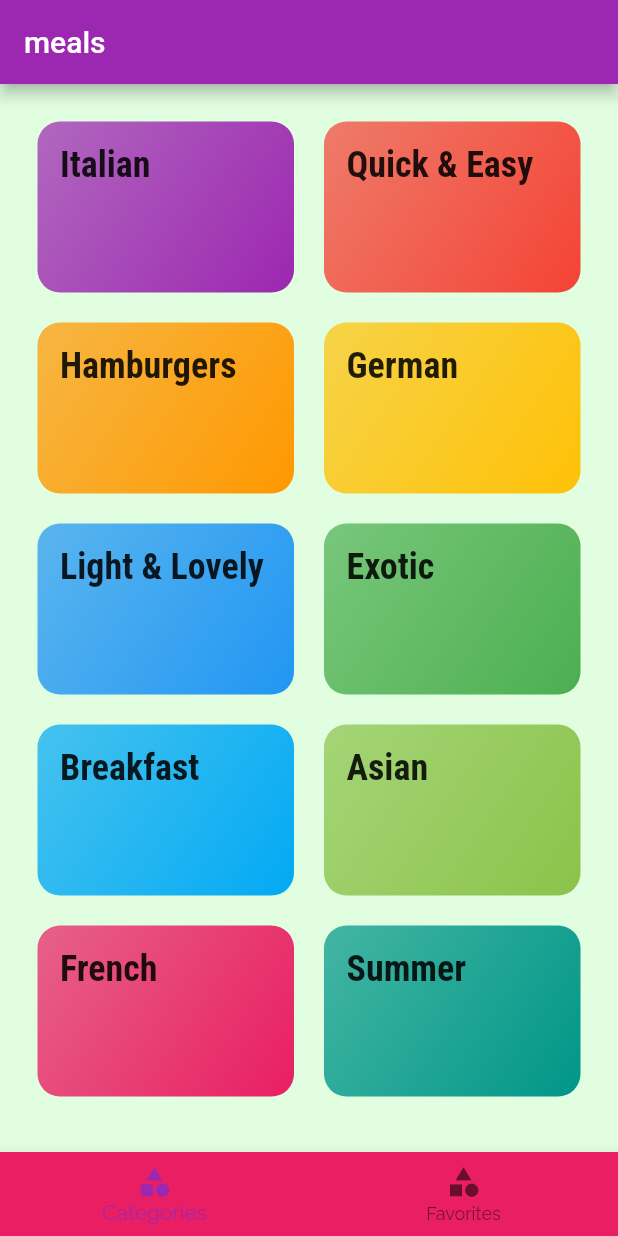
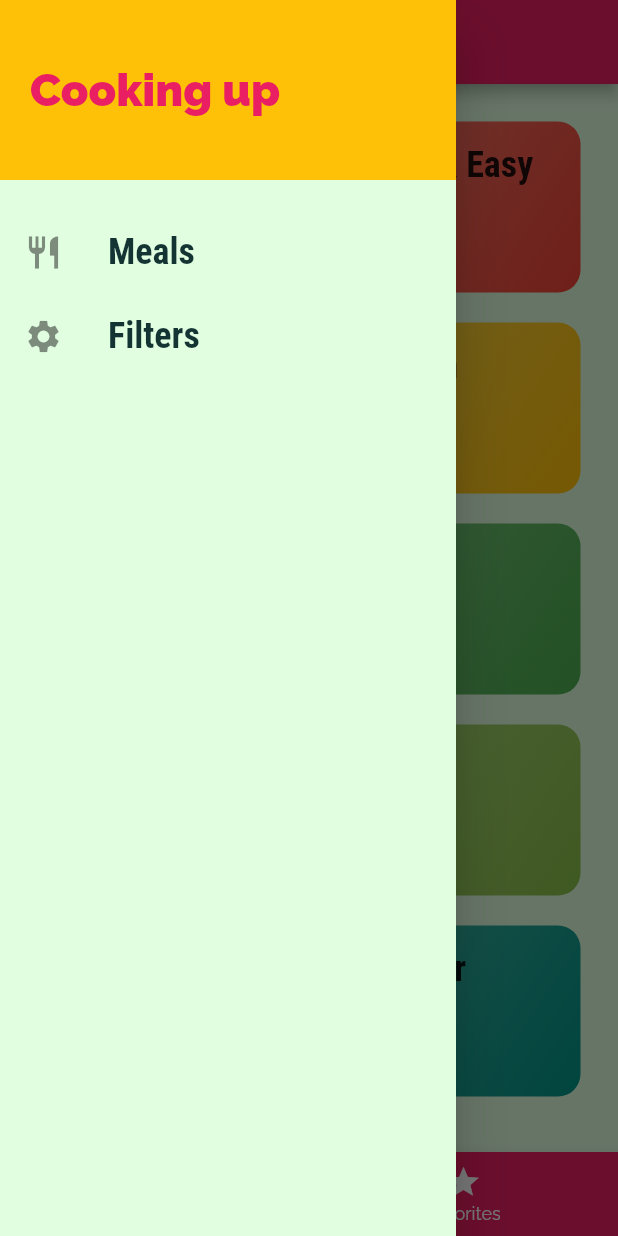
Before and after one commit to AhmedmoatasemVictorylink/MealsAppFlutter, a Flutter app: the screen it shows after launch, with the side drawer open (before the commit the screen has no drawer), on a phone screen of 412 x 824 dp. Run offline on Flutter 3.47's test engine with Material 2 defaults, Android fonts, the phone set to English and light mode, and no system bars.

Commit message:
Adding side menu or drawer to hoem screen

```diff
--- a/lib/screens/tabs_screen.dart
+++ b/lib/screens/tabs_screen.dart
@@ -1,7 +1,9 @@
+
 
 import 'package:flutter/material.dart';
 import 'package:meals_app/screens/categories_screen.dart';
 import 'package:meals_app/screens/favorites_screen.dart';
+import '../widgets/main_drawer.dart';
 
 class TabScreen extends StatefulWidget {
 
@@ -11,7 +13,10 @@ class TabScreen extends StatefulWidget {
 
 class _TabScreenState extends State<TabScreen> {
 
-final List<Widget> _pages = [CategoriesScreen(), FavoritesScreen()];
+final List<Map<String, dynamic>> _pages = [
+  {"page": CategoriesScreen(), "title": "Categories"},
+  {"page": FavoritesScreen(), "title": "Your Favorites"},
+  ];
 
 void _selectPage(int index) {
     setState(() {
@@ -24,19 +29,27 @@ int _selectedPageIndex = 0;
   @override
   Widget build(BuildContext context) {
     return Scaffold(
-      appBar: AppBar(title: Text("meals"),
+      appBar: AppBar(title: Text(_pages[_selectedPageIndex]["title"]),
+      backgroundColor: Theme.of(context).primaryColor,
       ),
-      body: _pages[_selectedPageIndex],
+      drawer: mainDrawer(),
+      body: _pages[_selectedPageIndex]["page"],
       bottomNavigationBar: BottomNavigationBar(
         onTap: _selectPage,
         backgroundColor: Theme.of(context).primaryColor,
+        unselectedItemColor: Colors.white,
+        selectedItemColor: Theme.of(context).colorScheme.secondary,
+        currentIndex: _selectedPageIndex,
+        //type: BottomNavigationBarType.fixed,  default
         items: [
           BottomNavigationBarItem(
+            backgroundColor: Theme.of(context).primaryColor,
             icon: Icon(Icons.category),
             label: "Categories",
           ),
           BottomNavigationBarItem(
-            icon: Icon(Icons.category),
+            backgroundColor: Theme.of(context).primaryColor,
+            icon: Icon(Icons.star),
             label: "Favorites",
           ),
         ],
--- /dev/null
+++ b/lib/widgets/main_drawer.dart
@@ -0,0 +1,49 @@
+
+import 'package:flutter/material.dart';
+
+class mainDrawer extends StatelessWidget {
+
+  Widget buildListTile(String title, IconData icon) {
+    return ListTile(
+            leading: Icon(icon, size: 26),
+            title: Text(
+              title,
+              style: TextStyle(
+                fontFamily: "RobotoCondensed",
+                fontSize: 24,
+                fontWeight: FontWeight.bold,
+              ),
+            ),
+            onTap: () {
+
+            },
+          );
+  }
+
+  @override
+  Widget build(BuildContext context) {
+    return Drawer(
+      child: Column(
+        children: [
+          Container(
+            height: 120,
+            width: double.infinity,
+            padding: EdgeInsets.all(20),
+            alignment: Alignment.centerLeft,
+            color: Theme.of(context).colorScheme.secondary,
+            child: Text("Cooking up",
+            style: TextStyle(
+              fontWeight: FontWeight.w900,
+              fontSize: 30,
+              color: Theme.of(context).primaryColor
+            ),
+            ),
+          ),
+          SizedBox(height: 20,),
+          buildListTile("Meals", Icons.restaurant),
+          buildListTile("Filters", Icons.settings),
+        ],
+      ),
+    );
+  }
+}
```
